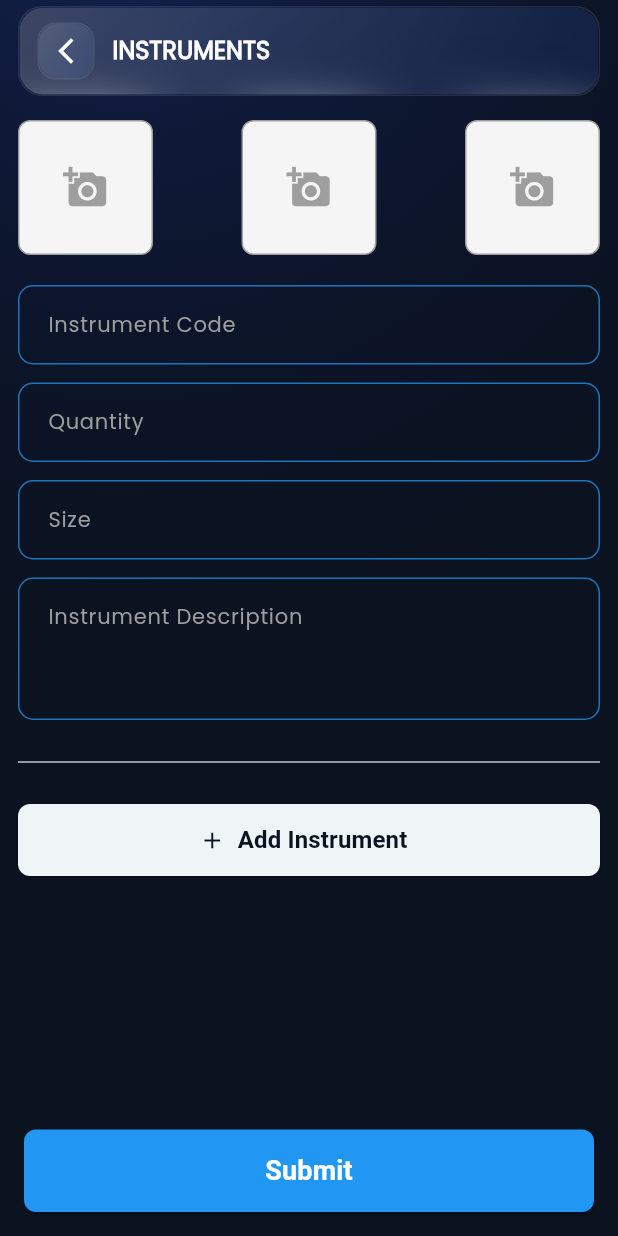
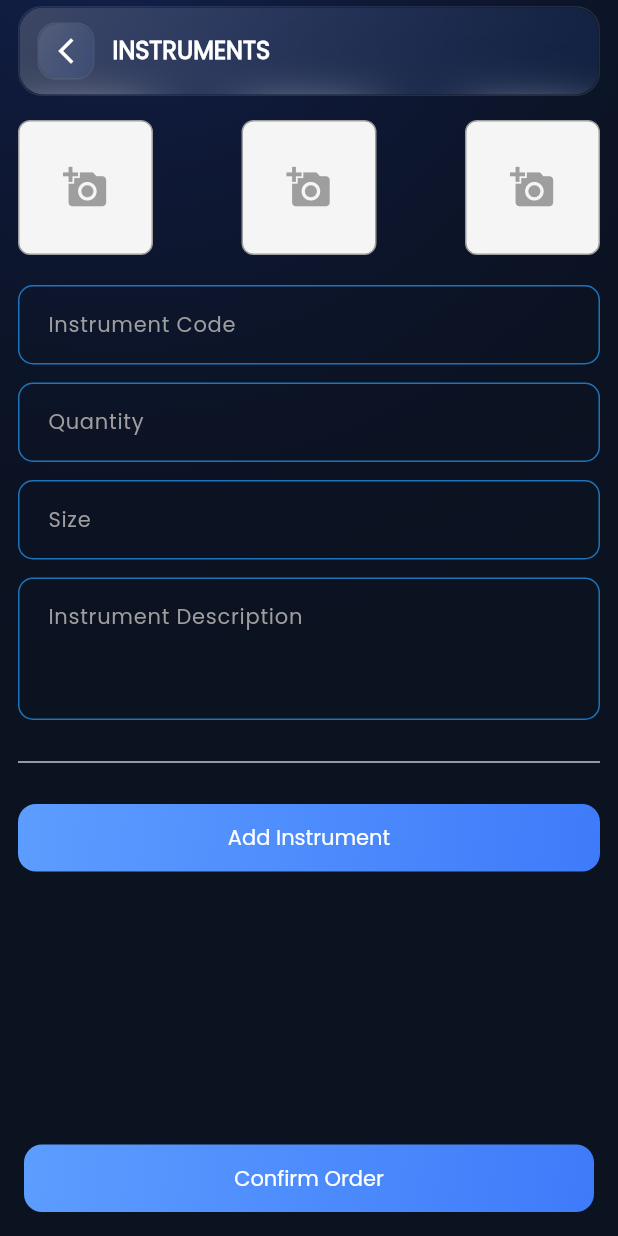
Before and after one commit to rxhul4/bontech, a Flutter app: the AddInstrumentsScreen screen opened directly, on a phone screen of 412 x 824 dp. Run offline on Flutter 3.47's test engine with Material 3 defaults, Android fonts, the phone set to English and light mode, and no system bars; our stand-ins replace action_slider, animated_notch_bottom_bar, cached_network_image, flutter_carousel_widget, flutter_html, flutter_slidable and 7 more; accounts and stored records are empty.

Commit message:
instrument api completed

```diff
--- a/lib/core/common/custom_text_form_field.dart
+++ b/lib/core/common/custom_text_form_field.dart
@@ -111,6 +111,7 @@ class _CustomTextFormFieldState extends State<CustomTextFormField> {
                     RegExp(widget.inputFormatterRegex ?? ''))
               ],
         validator: widget.validator,
+
         style: TextStyle(
           fontFamily: AppConstants.fontFamilyPoppins,
           fontSize: 14,
@@ -157,7 +158,7 @@ class _CustomTextFormFieldState extends State<CustomTextFormField> {
           ),
           errorStyle: TextStyle(
             fontFamily: AppConstants.fontFamilyPoppins,
-            fontSize: 14,
+            fontSize: 12,
             color: Colors.red,
             height: 1.2,
             fontWeight: FontWeight.normal,
--- a/lib/features/genral/instruments/pages/add_instruments_screen.dart
+++ b/lib/features/genral/instruments/pages/add_instruments_screen.dart
@@ -1,14 +1,27 @@
 import 'dart:convert';
 
+import 'package:flutter/foundation.dart';
 import 'package:flutter/material.dart';
+import 'package:provider/provider.dart';
 import 'package:sales_app_redesign/core/common_statefull_widget/app_bar_widget.dart';
 import 'package:sales_app_redesign/core/common_statefull_widget/app_scaffold.dart';
 import 'package:sales_app_redesign/core/constants/app_size_constants.dart';
 import 'package:sales_app_redesign/core/storage/preference_helper.dart';
+import 'package:sales_app_redesign/core/utils/app_colors.dart';
+import 'package:sales_app_redesign/core/utils/app_extension.dart';
+import 'package:sales_app_redesign/core/utils/app_utils.dart';
+import 'package:sales_app_redesign/features/genral/cart/model/cart_model.dart';
+import 'package:sales_app_redesign/features/genral/cart/provider/cart_provider.dart';
+import 'package:sales_app_redesign/features/genral/instruments/model/intrument_model.dart';
 import 'package:sales_app_redesign/features/genral/instruments/pages/widgets/instrument_form.dart';
+import 'package:sales_app_redesign/features/genral/product/model/get_product_by_productId_model.dart';
+
+import '../../../../core/utils/common_function.dart' show convertJsonToString;
 
 class AddInstrumentsScreen extends StatefulWidget {
-  const AddInstrumentsScreen({super.key});
+  List<Product>? productInfo;
+
+  AddInstrumentsScreen({super.key, this.productInfo});
 
   @override
   State<AddInstrumentsScreen> createState() => _AddInstrumentsScreenState();
@@ -17,7 +30,13 @@ class AddInstrumentsScreen extends StatefulWidget {
 class _AddInstrumentsScreenState extends State<AddInstrumentsScreen> {
   // Now we store keys targeted at the InstrumentFormState
   List<int> formList = [0];
-  List<GlobalKey<InstrumentFormState>> formKeys = [GlobalKey<InstrumentFormState>()];
+  List<GlobalKey<InstrumentFormState>> formKeys = [
+    GlobalKey<InstrumentFormState>(),
+  ];
+
+  CartModel? cartModel;
+  InstrumentModel? instrumentModel;
+  late CartProvider _cartProvider;
 
   /// Add a new instrument form dynamically
   void _addInstrumentForm() {
@@ -27,15 +46,9 @@ class _AddInstrumentsScreenState extends State<AddInstrumentsScreen> {
     });
   }
 
-   _saveInstrumentsLocally(List<Map<String, dynamic>> instruments) async {
-    PreferenceHelper.setString('instruments', jsonEncode(instruments));
-    debugPrint("💾 Instruments saved locally: $instruments");
-  }
-
-  /// Validate all forms and collect data
   void _submitForms() async {
     bool allValid = true;
-    List<Map<String, dynamic>> instruments = [];
+    List<InstrumentModel> instrumentsToAdd = [];
 
     for (int i = 0; i < formKeys.length; i++) {
       final formState = formKeys[i].currentState;
@@ -45,30 +58,51 @@ class _AddInstrumentsScreenState extends State<AddInstrumentsScreen> {
         continue;
       }
 
-      // Use dynamic call to access custom methods from InstrumentFormState
+      // Validate each instrument form
       final isValid = (formState as dynamic).validateForm();
 
       if (isValid) {
-        final data = (formState as dynamic).getFormData();
-        instruments.add(data);
+        // Collect form data
+        InstrumentModel data = (formState as dynamic).getFormData();
+
+        instrumentsToAdd.add(data);
       } else {
         allValid = false;
       }
     }
 
     if (allValid) {
-      await _saveInstrumentsLocally(instruments);
+      // await addToCartData(instrumentsToAdd);
+
+      //api call
+      _cartProvider.apiCallAddOrderAD(widget.productInfo, instrumentsToAdd, () {
+        Navigator.pop(context);
+      });
 
       ScaffoldMessenger.of(context).showSnackBar(
-        const SnackBar(content: Text("✅ All forms valid! Data saved locally.")),
+        const SnackBar(
+          content: Text("✅ All forms valid! Instruments added to cart."),
+        ),
       );
 
-      debugPrint("📦 Final Instruments Data: $instruments");
-      Navigator.pop(context);
+      debugPrint("📦 Final Instruments Data: $instrumentsToAdd");
+      // Navigator.pop(context);
     } else {
       ScaffoldMessenger.of(context).showSnackBar(
-        const SnackBar(content: Text("❌ Please fix the errors before submitting.")),
+        const SnackBar(
+          content: Text("❌ Please fix the errors before submitting."),
+        ),
       );
+    }
+  }
+
+  @override
+  void initState() {
+    // TODO: implement initState
+    super.initState();
+    _cartProvider = Provider.of<CartProvider>(context, listen: false);
+    if (kDebugMode) {
+      print("Length of ProductData${widget.productInfo?.length}");
     }
   }
 
@@ -95,17 +129,19 @@ class _AddInstrumentsScreenState extends State<AddInstrumentsScreen> {
                   // Add button
                   return Padding(
                     padding: const EdgeInsets.symmetric(vertical: 8.0),
-                    child: ElevatedButton.icon(
-                      onPressed: _addInstrumentForm,
-                      icon: const Icon(Icons.add),
-                      label: const Text(
-                        "Add Instrument",
-                        style: TextStyle(fontSize: 16, fontWeight: FontWeight.bold),
-                      ),
-                      style: ElevatedButton.styleFrom(
-                        minimumSize: const Size(double.infinity, 48),
-                        shape: RoundedRectangleBorder(
-                          borderRadius: BorderRadius.circular(8),
+                    child: GestureDetector(
+                      onTap: _addInstrumentForm,
+                      child: Container(
+                        padding: EdgeInsets.symmetric(
+                          horizontal: 16,
+                          vertical: 12,
+                        ),
+                        decoration: AppUtils.commonGradientBoxDecoration(),
+                        child: "Add Instrument".textWidget(
+                          color: AppColors.colorWhite,
+                          fontWeight: FontWeight.w500,
+                          fontSize: 14,
+                          textAlign: TextAlign.center,
                         ),
                       ),
                     ),
@@ -114,9 +150,7 @@ class _AddInstrumentsScreenState extends State<AddInstrumentsScreen> {
                   // Each form — pass the GlobalKey<InstrumentFormState> as the widget key
                   return Padding(
                     padding: const EdgeInsets.only(bottom: 12.0),
-                    child: InstrumentForm(
-                      key: formKeys[index],
-                    ),
+                    child: InstrumentForm(key: formKeys[index]),
                   );
                 }
               },
@@ -128,18 +162,17 @@ class _AddInstrumentsScreenState extends State<AddInstrumentsScreen> {
             left: 16,
             right: 16,
             bottom: 16,
-            child: ElevatedButton(
-              onPressed: _submitForms,
-              style: ElevatedButton.styleFrom(
-                minimumSize: const Size(double.infinity, 55),
-                backgroundColor: Colors.blue,
-                shape: RoundedRectangleBorder(
-                  borderRadius: BorderRadius.circular(8),
+            child: GestureDetector(
+              onTap: _submitForms,
+              child: Container(
+                padding: EdgeInsets.symmetric(horizontal: 16, vertical: 12),
+                decoration: AppUtils.commonGradientBoxDecoration(),
+                child: "Confirm Order".textWidget(
+                  color: AppColors.colorWhite,
+                  fontWeight: FontWeight.w500,
+                  fontSize: 14,
+                  textAlign: TextAlign.center,
                 ),
-              ),
-              child: const Text(
-                "Submit",
-                style: TextStyle(fontSize: 18, fontWeight: FontWeight.bold, color: Colors.white),
               ),
             ),
           ),
```
Also changed, not shown: lib/features/genral/cart/presentation/cart_screen.dart (+101 -81 lines), lib/features/genral/cart/provider/cart_provider.dart (+23 -1 lines), lib/features/genral/instruments/model/intrument_model.dart (+20 -34 lines), lib/features/genral/instruments/pages/widgets/instrument_form.dart (+30 -15 lines), lib/features/genral/product/provider/product_provider.dart (+21 -4 lines).
